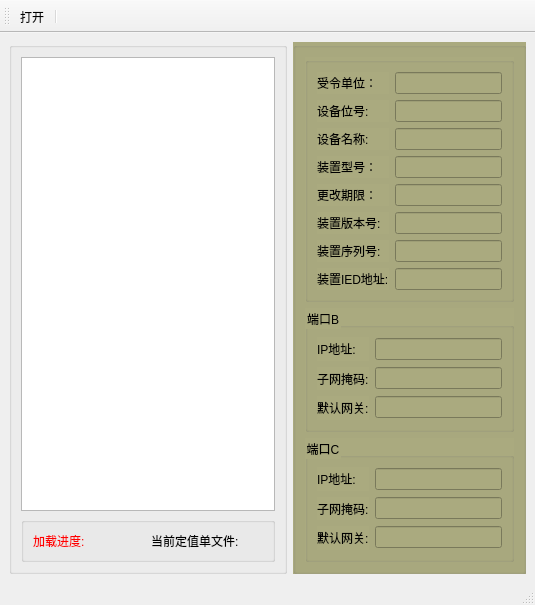
Above: hdpe_set/qformtable_file.ui from zhahaobing/hdpe_setdate before the change. Below: the same form after it.
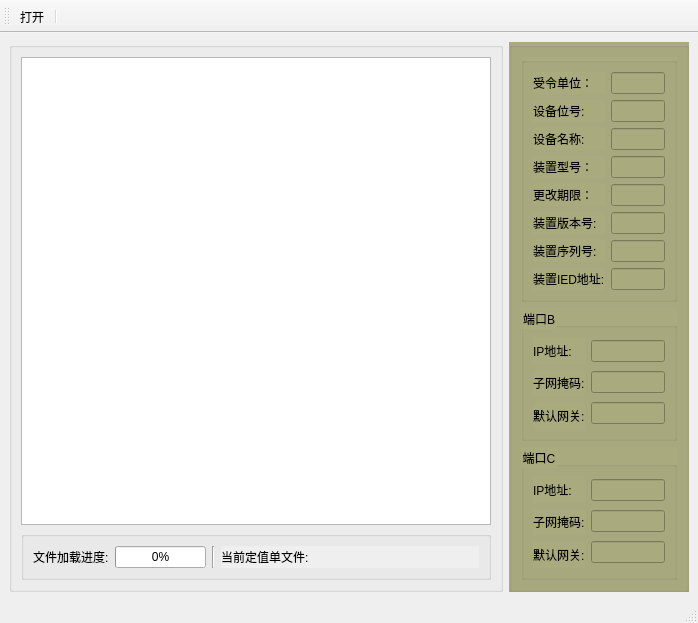
That is the form after the change. Icons and pictures are not drawn.

Commit message: （1）增加了定值文件加载时的进度条。

```diff
--- a/hdpe_set/qformtable_file.ui
+++ b/hdpe_set/qformtable_file.ui
@@ -17,6 +17,9 @@
    <layout class="QHBoxLayout" name="horizontalLayout_5">
     <item>
      <widget class="QGroupBox" name="groupBox_2">
+      <property name="styleSheet">
+       <string notr="true">font: 16pt &quot;隶书&quot;;</string>
+      </property>
       <property name="title">
        <string/>
       </property>
@@ -32,22 +35,35 @@
          <layout class="QHBoxLayout" name="horizontalLayout">
           <item>
            <widget class="QLabel" name="label_2">
-            <property name="styleSheet">
-             <string notr="true">color: rgb(255, 0, 0);
-font: 16pt &quot;华文楷体&quot;;</string>
-            </property>
             <property name="text">
-             <string>加载进度:</string>
+             <string>文件加载进度:</string>
+            </property>
+           </widget>
+          </item>
+          <item>
+           <widget class="QProgressBar" name="progressBar">
+            <property name="value">
+             <number>0</number>
+            </property>
+           </widget>
+          </item>
+          <item>
+           <widget class="Line" name="line">
+            <property name="orientation">
+             <enum>Qt::Vertical</enum>
             </property>
            </widget>
           </item>
           <item>
            <widget class="QLabel" name="label">
+            <property name="autoFillBackground">
+             <bool>true</bool>
+            </property>
             <property name="styleSheet">
              <string notr="true">font: 16pt &quot;隶书&quot;;</string>
             </property>
             <property name="text">
-             <string>当前定值单文件:</string>
+             <string>当前定值单文件:                                                   </string>
             </property>
            </widget>
           </item>
@@ -59,6 +75,12 @@
     </item>
     <item>
      <widget class="QGroupBox" name="groupBox_3">
+      <property name="minimumSize">
+       <size>
+        <width>180</width>
+        <height>550</height>
+       </size>
+      </property>
       <property name="styleSheet">
        <string notr="true">font: 16pt &quot;隶书&quot;;
 background-color: rgb(170, 170, 127);</string>
```
The commit also changes 12 other files.
